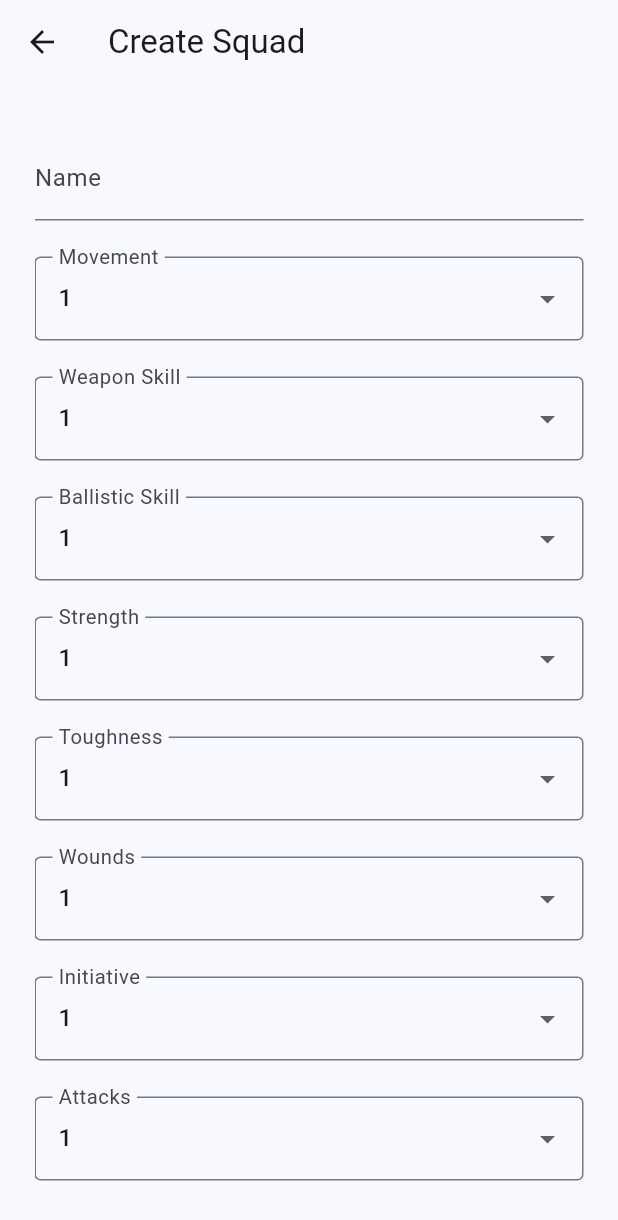
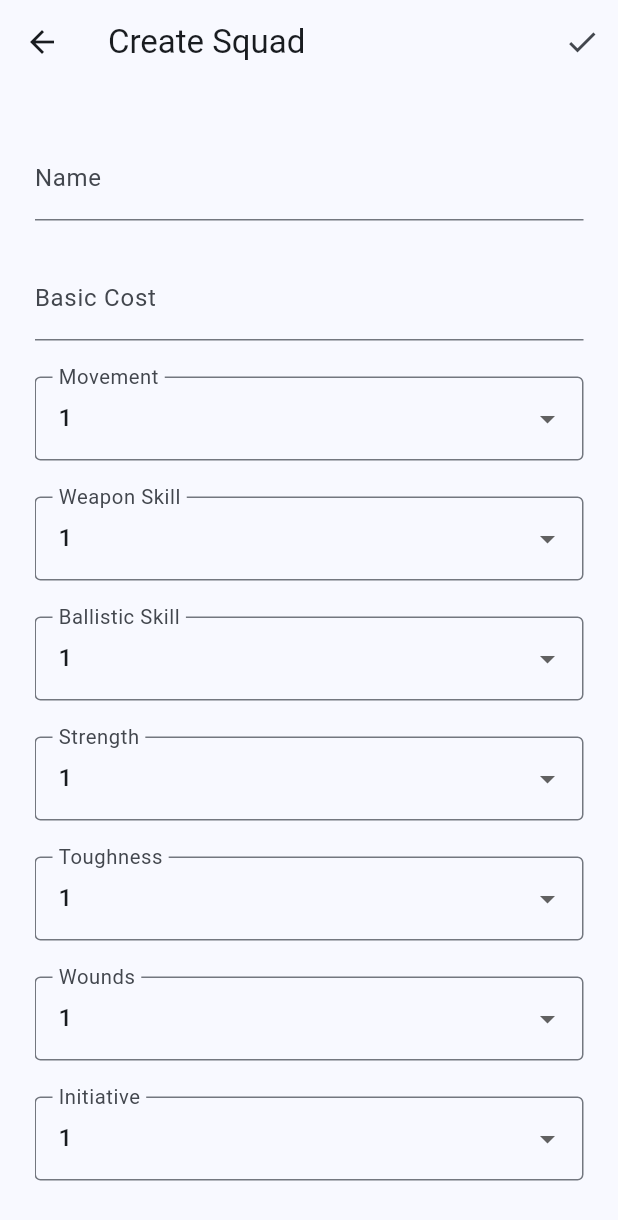
Before and after one commit to Konzhen/tabletop_flow, a Flutter app: the SquadEditPage screen opened directly, on a phone screen of 412 x 824 dp. Shown: the top 1220 px of the screen. Run offline on Flutter 3.47's test engine with Material 3 defaults, Android fonts, the phone set to English and light mode, and no system bars.

Commit message:
Finished the squat edit template page.

```diff
--- a/lib/models/faction.dart
+++ b/lib/models/faction.dart
@@ -1,9 +1,9 @@
-import 'unit.dart';
+import 'unitTemplate.dart';
 
 class Faction
 {
   String       name;
-  List<Unit>?  units;
+  List<UnitTemplate>?  units;
 
   Faction(this.name);
 }
--- a/lib/models/player.dart
+++ b/lib/models/player.dart
@@ -1,11 +1,11 @@
-import 'squad.dart';
+import 'squadTemplate.dart';
 
 class Player
 {
   String        name;
   int           armyPoints = 0;
   int           gamePoints = 0;
-  List<Squad>   squads = [];
+  List<SquadTemplate>   squads = [];
 
   Player(this.name);
 }
--- a/lib/models/squad.dart
+++ /dev/null
@@ -1,67 +0,0 @@
-import 'unit.dart';
-import 'faction.dart';
-import 'package:uuid/uuid.dart';
-
-class Squad
-{
-  var         uuid = const Uuid();
-  String      name;
-  List<Unit>  units = [];
-  Faction     faction;
-  int         number;
-  int         basicCost;
-
-  static const statLabels = {
-    'M': 'Movement',
-    'WS': 'Weapon Skill',
-    'BS': 'Ballistic Skill',
-    'S': 'Strength',
-    'T': 'Toughness',
-    'W': 'Wounds',
-    'I': 'Initiative',
-    'A': 'Attacks',
-    'Ld': 'Leadership',
-    'Sv': 'Save',
-  };
-
-  // Basic Stats
-  int         movement;
-  int         weaponSkill;
-  int         ballisticSkill;
-  int         strength;
-  int         toughness;
-  int         wounds;
-  int         initiative;
-  int         attacks;
-  int         leadership;
-  int         save;
-
-  // Conditional Stats
-  int?        invulnerableSave;
-  int?        hullPoints;
-  int?        armorValueFront;
-  int?        armorValueSide;
-  int?        armorValueRear;
-
-  Squad({
-    required this.name,
-    required this.faction,
-    required this.number,
-    required this.basicCost,
-    required this.movement,
-    required this.weaponSkill,
-    required this.ballisticSkill,
-    required this.strength,
-    required this.toughness,
-    required this.wounds,
-    required this.initiative,
-    required this.attacks,
-    required this.leadership,
-    required this.save,
-    this.invulnerableSave,
-    this.hullPoints,
-    this.armorValueFront,
-    this.armorValueSide,
-    this.armorValueRear,
-  });
-}
--- /dev/null
+++ b/lib/models/squadTemplate.dart
@@ -0,0 +1,33 @@
+import 'unitTemplate.dart';
+import 'faction.dart';
+import 'stat.dart';
+import 'package:uuid/uuid.dart';
+
+class SquadTemplate
+{
+  var                 uuid = const Uuid();
+  String              name;
+  List<Stat>          stats = [];
+  List<UnitTemplate>  units = [];
+  //Faction             faction;
+  int                 basicCost;
+
+  static final List<Stat> defaultStats = [
+    Stat(name: 'M',  fullName: 'Movement'),
+    Stat(name: 'WS', fullName: 'Weapon Skill'),
+    Stat(name: 'BS', fullName: 'Ballistic Skill'),
+    Stat(name: 'S',  fullName: 'Strength'),
+    Stat(name: 'T',  fullName: 'Toughness'),
+    Stat(name: 'W',  fullName: 'Wounds'),
+    Stat(name: 'I',  fullName: 'Initiative'),
+    Stat(name: 'A',  fullName: 'Attacks'),
+    Stat(name: 'Ld', fullName: 'Leadership'),
+    Stat(name: 'Sv', fullName: 'Save'),
+  ];
+
+  SquadTemplate({
+    required this.name,
+    required this.basicCost,
+    //required this.faction,
+  });
+}
--- /dev/null
+++ b/lib/models/stat.dart
@@ -0,0 +1,14 @@
+import 'package:uuid/uuid.dart';
+
+class Stat
+{
+  var uuid = const Uuid();
+  String name;
+  String fullName;
+  int    value = 0;
+
+  Stat({
+     required this.name,
+     required this.fullName,
+  });
+}
--- /dev/null
+++ b/lib/models/unitGroup.dart
@@ -0,0 +1,11 @@
+import 'faction.dart';
+import 'unitTemplate.dart';
+import 'package:uuid/uuid.dart';
+
+class UnitGroup
+{
+  UnitTemplate  template;
+  int           count = 0;
+
+  UnitGroup({required this.template});
+}
--- a/lib/models/unit.dart
+++ b/lib/models/unitTemplate.dart
@@ -1,17 +1,17 @@
 import 'faction.dart';
 import 'package:uuid/uuid.dart';
 
-class Unit
+class UnitTemplate
 {
   var           uuid = const Uuid();
   String        name;
-  Faction       faction;
-  int           number;
+  //Faction       faction;
+  int           currentWounds;
   List<String>? weapons;
 
-  Unit({
+  UnitTemplate({
     required this.name,
-    required this.faction,
-    required this.number
+    //required this.faction,
+    required this.currentWounds
   });
 }
--- a/lib/screens/squad_edit_page.dart
+++ b/lib/screens/squad_edit_page.dart
@@ -1,5 +1,7 @@
+import 'package:flutter/services.dart';
+import 'package:tabletop_flow/models/stat.dart';
 import 'package:flutter/material.dart';
-import 'package:tabletop_flow/models/squad.dart';
+import 'package:tabletop_flow/models/squadTemplate.dart';
 
 class SquadEditPage extends StatefulWidget
 {
@@ -12,20 +14,42 @@ class SquadEditPage extends StatefulWidget
 class _SquadEditPageState extends State<SquadEditPage> {
   final _formKey = GlobalKey<FormState>();
   final _nameController = TextEditingController();
-  Map<String, int> stats = {};
+  final _costController = TextEditingController();
+  List<Stat> stats = SquadTemplate.defaultStats
+      .map((s) => Stat(name: s.name, fullName: s.fullName)..value = 1).toList();
+
+  void _saveSquad() {
+    if (!_formKey.currentState!.validate())
+      return ;
+
+    final name = _nameController.text.trim();
+    final basicCost = int.parse(_costController.text.trim());
+
+    final template = SquadTemplate(
+        name: name,
+        basicCost: basicCost,
+    );
+
+    template.stats = stats
+      .map((stat) => Stat(name: stat.name, fullName: stat.fullName)..value = stat.value).toList();
+
+    Navigator.pop(context, template);
+  }
 
   @override
   void initState() {
     super.initState();
-
-    for (var key in Squad.statLabels.keys)
-      stats[key] = 1;
   }
 
   @override
   Widget build(BuildContext context) {
     return Scaffold(
-      appBar: AppBar(title: Text("Create Squad")),
+      appBar: AppBar(
+        title: const Text("Create Squad"),
+        actions: [IconButton(
+            onPressed: () => {},
+            icon: const Icon(Icons.check))],
+      ),
       body: Padding(
         padding: const EdgeInsets.all(23),
         child: Form(
@@ -37,19 +61,46 @@ class _SquadEditPageState extends State<SquadEditPage> {
                   padding: const EdgeInsets.symmetric(vertical: 12.0),
                   child: TextFormField(
                     controller: _nameController,
-                    decoration: const InputDecoration(labelText: 'Name'),
+                    decoration: const InputDecoration(
+                      labelText: 'Name',
+                      border: UnderlineInputBorder(),
+                    ),
+                    validator: (v) {
+                      if (v == null || v.trim().isEmpty)
+                        return 'Name is required';
+                      return null;
+                    },
                   ),
                 ),
-                ...stats.entries.map((entry) {
-                     final key = entry.key;
-                     final value = entry.value;
+                Padding(
+                  padding: const EdgeInsets.symmetric(vertical: 12.0),
+                  child: TextFormField(
+                    controller: _costController,
+                    keyboardType: TextInputType.number,
+                    inputFormatters: [
+                      FilteringTextInputFormatter.digitsOnly
+                    ],
+                    decoration: const InputDecoration(
+                      labelText: 'Basic Cost',
+                      border: UnderlineInputBorder(),
+                    ),
+                    validator: (v) {
+                      if (v == null || v.trim().isEmpty)
+                        return 'Cost is required';
+                      return null;
+                    },
+                  ),
+                ),
+                ...stats.map((stat) {
+                     final name = stat.name;
+                     final value = stat.value;
 
                      return Padding(
                        padding: const EdgeInsets.symmetric(vertical: 12.0),
                        child: DropdownButtonFormField<int>(
                          value: value,
                          decoration: InputDecoration(
-                           labelText: Squad.statLabels[key],
+                           labelText: stat.fullName,
                            labelStyle: const TextStyle(fontSize: 18),
                            border: const OutlineInputBorder(),
                          ),
@@ -60,7 +111,7 @@ class _SquadEditPageState extends State<SquadEditPage> {
                          onChanged: (newValue) {
                            if (newValue == null) return;
                            setState(() {
-                             stats[key] = newValue;
+                             stat.value = newValue;
                            });
                            },
                        ),
```
